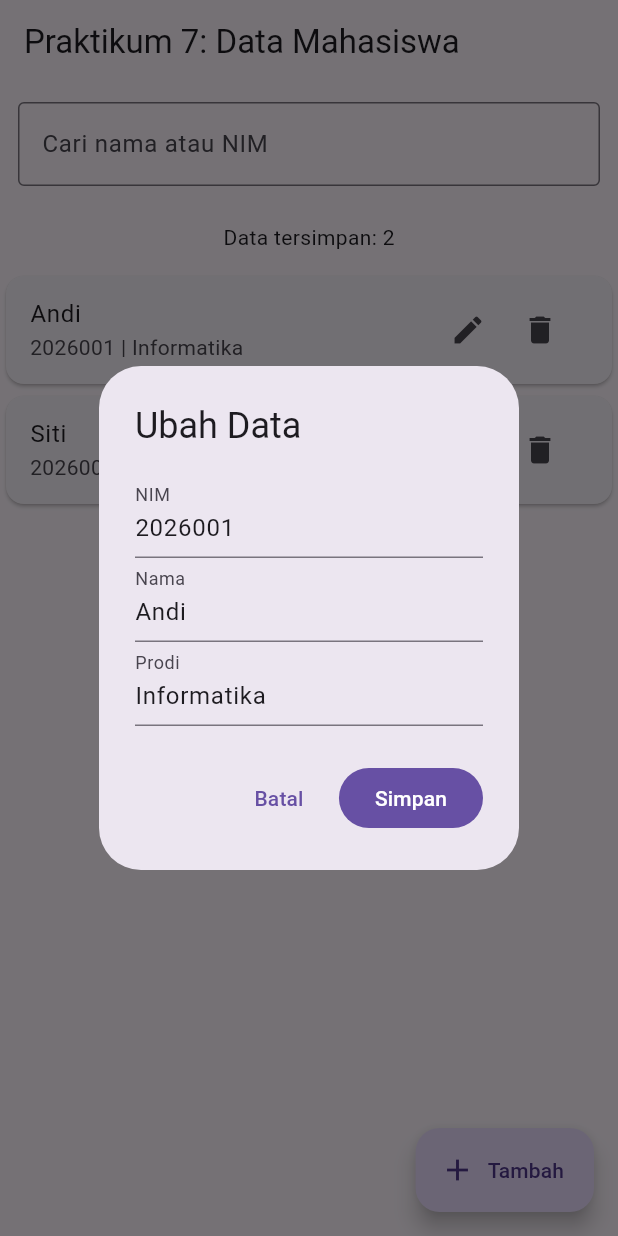
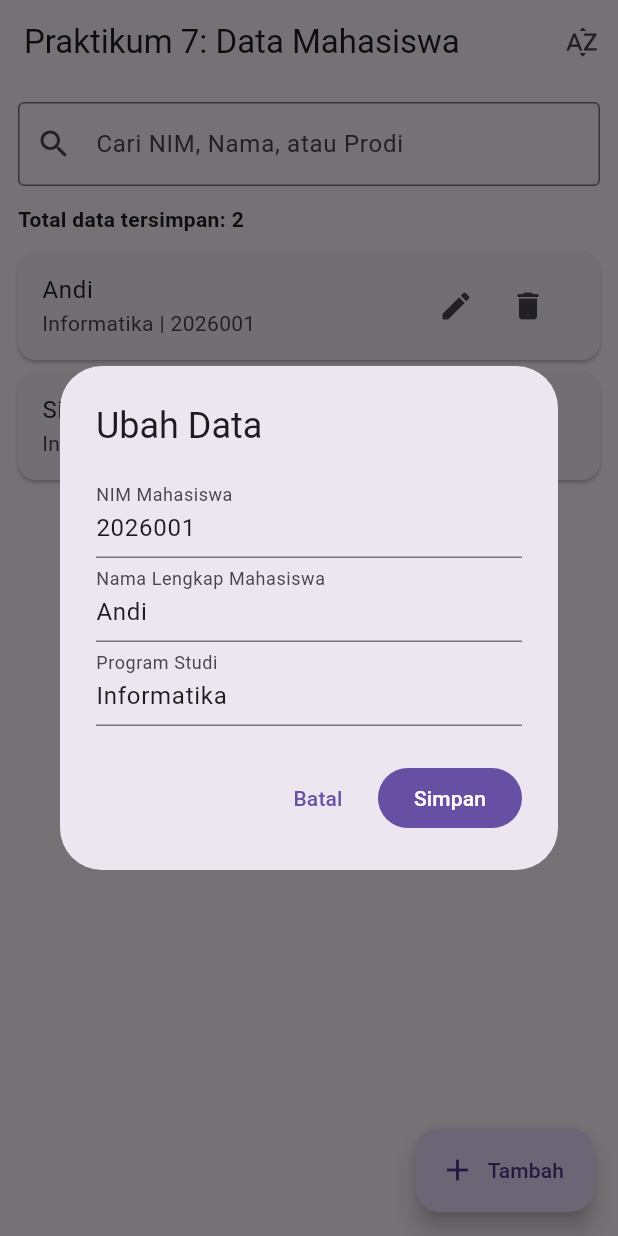
Before and after one commit to papoyy88/praktikum_flutter, a Flutter app: the screen it shows after launch, after a tap on the "edit" icon, on a phone screen of 412 x 824 dp. Run offline on Flutter 3.47's test engine with Material 3 defaults, Android fonts, the phone set to English and light mode, and no system bars.

Commit message:
Tantangan Individual A-D: Validasi NIM, counter filter, sort A-Z, dan undo delete

```diff
--- a/lib/main.dart
+++ b/lib/main.dart
@@ -1,4 +1,7 @@
 import 'package:flutter/material.dart';
+import 'package:flutter/services.dart';
+
+typedef DataMhs = Map<String, String>;
 
 void main() => runApp(const MaterialApp(
   debugShowCheckedModeBanner: false,
@@ -13,27 +16,20 @@ class MahasiswaPage extends StatefulWidget {
 }
 
 class _MahasiswaPageState extends State<MahasiswaPage> {
-
   // TAHAP 1: Inisialisasi data sementara di RAM.
-final List<Map<String, String>> mahasiswa = [
+  final List<DataMhs> mahasiswa = [
     {'id': '1', 'nim': '2026001', 'nama': 'Andi', 'prodi': 'Informatika'},
     {'id': '2', 'nim': '2026002', 'nama': 'Siti', 'prodi': 'Informatika'},
   ];
   int nextId = 3;
 
-// TAHAP 6: Filter hanya memengaruhi tampilan, bukan List asli.
-String keyword = '';
-List<Map<String, String>> get dataTampil {
-  final q = keyword.trim().toLowerCase();
-  return mahasiswa.where((m) =>
-    m['nama']!.toLowerCase().contains(q) ||
-    m['nim']!.toLowerCase().contains(q)
-  ).toList();
-}
+  // State Pencarian & Pengurutan (Tantangan B & C)
+  String kataKunci = '';
+  bool urutkanAZ = false;
 
-// TAHAP 3: CREATE. Form mengembalikan data baru.
+  // CREATE
   Future<void> tambahData() async {
-  final hasil = await showDialog<Map<String, String>>(
+    final hasil = await showDialog<DataMhs>(
       context: context,
       builder: (_) => MahasiswaForm(dataSudahAda: mahasiswa),
     );
@@ -43,125 +39,203 @@ Future<void> tambahData() async {
     });
   }
 
-// TAHAP 4: UPDATE berdasarkan id, BUKAN indeks ListView.
-Future<void> ubahData(Map<String, String> dipilih) async {
-  final hasil = await showDialog<Map<String, String>>(
+  // UPDATE (Mencari berdasarkan ID unik sehingga aman walau terfilter / terurut A-Z)
+  Future<void> ubahData(DataMhs target) async {
+    final hasil = await showDialog<DataMhs>(
       context: context,
       builder: (_) => MahasiswaForm(
-      dataAwal: dipilih,
+        dataAwal: target,
         dataSudahAda: mahasiswa,
       ),
     );
     if (!mounted || hasil == null) return;
-  final index = mahasiswa.indexWhere((m) => m['id'] == dipilih['id']);
-  if (index < 0) return;
+    final indeksAsli = mahasiswa.indexWhere((m) => m['id'] == target['id']);
+    if (indeksAsli == -1) return;
     setState(() {
-    mahasiswa[index] = {'id': dipilih['id']!, ...hasil};
+      mahasiswa[indeksAsli] = {'id': target['id']!, ...hasil};
     });
   }
 
-// TAHAP 5: DELETE dengan dialog konfirmasi.
-Future<void> hapusData(Map<String, String> dipilih) async {
-  final setuju = await showDialog<bool>(
+  // DELETE + TANTANGAN D: Fitur Undo dengan SnackBarAction
+  Future<void> hapusData(DataMhs target) async {
+    final konfirmasi = await showDialog<bool>(
       context: context,
-    builder: (dialogContext) => AlertDialog(
-      title: const Text('Hapus data?'),
-      content: Text('Hapus ${dipilih['nama']}?'),
+      builder: (ctx) => AlertDialog(
+        title: const Text('Hapus Data'),
+        content: Text('Yakin ingin menghapus data ${target['nama']} (${target['nim']})?'),
         actions: [
           TextButton(
-          onPressed: () => Navigator.pop(dialogContext, false),
+            onPressed: () => Navigator.pop(ctx, false),
             child: const Text('Batal'),
           ),
           FilledButton(
-          onPressed: () => Navigator.pop(dialogContext, true),
+            onPressed: () => Navigator.pop(ctx, true),
             child: const Text('Hapus'),
           ),
         ],
       ),
     );
-  if (!mounted || setuju != true) return;
-  setState(() => mahasiswa.removeWhere((m) => m['id'] == dipilih['id']));
+
+    if (!mounted || konfirmasi != true) return;
+
+    // Simpan posisi indeks asli & salinan data sebelum dihapus untuk keperluan Undo
+    final indeksAsli = mahasiswa.indexWhere((m) => m['id'] == target['id']);
+    if (indeksAsli == -1) return;
+    final dataTerhapus = DataMhs.from(mahasiswa[indeksAsli]);
+
+    setState(() {
+      mahasiswa.removeAt(indeksAsli);
+    });
+
+    // Tampilkan SnackBar dengan tombol Batalkan (Undo)
+    ScaffoldMessenger.of(context).clearSnackBars();
+    ScaffoldMessenger.of(context).showSnackBar(
+      SnackBar(
+        content: Text('Data "${dataTerhapus['nama']}" dihapus'),
+        duration: const Duration(seconds: 4),
+        action: SnackBarAction(
+          label: 'BATALKAN',
+          onPressed: () {
+            if (!mounted) return;
+            setState(() {
+              final posisiKembalikan = indeksAsli <= mahasiswa.length
+                  ? indeksAsli
+                  : mahasiswa.length;
+              mahasiswa.insert(posisiKembalikan, dataTerhapus);
+            });
+          },
+        ),
+      ),
+    );
+  }
+
+  // Getter daftar tampilan: Filter Pencarian + Pengurutan A-Z tanpa merusak List asli
+  List<DataMhs> get dataTampil {
+    final q = kataKunci.trim().toLowerCase();
+    final hasilFilter = q.isEmpty
+        ? List<DataMhs>.from(mahasiswa)
+        : mahasiswa.where((m) {
+            return m['nim']!.toLowerCase().contains(q) ||
+                m['nama']!.toLowerCase().contains(q) ||
+                m['prodi']!.toLowerCase().contains(q);
+          }).toList();
+
+    // TANTANGAN C: Pengurutan nama A-Z pada salinan list tampilan
+    if (urutkanAZ) {
+      hasilFilter.sort(
+        (a, b) => a['nama']!.toLowerCase().compareTo(b['nama']!.toLowerCase()),
+      );
+    }
+    return hasilFilter;
   }
 
   @override
   Widget build(BuildContext context) {
+    final daftar = dataTampil;
+
     return Scaffold(
-    appBar: AppBar(title: const Text('Praktikum 7: Data Mahasiswa')),
-    body:
-
-Column(children: [
-
+      appBar: AppBar(
+        title: const Text('Praktikum 7: Data Mahasiswa'),
+        actions: [
+          // Tombol Toggle Pengurutan A-Z (Tantangan C)
+          IconButton(
+            tooltip: urutkanAZ ? 'Matikan Urutan A-Z' : 'Urutkan Nama A-Z',
+            icon: Icon(
+              Icons.sort_by_alpha,
+              color: urutkanAZ ? Theme.of(context).colorScheme.primary : null,
+            ),
+            onPressed: () {
+              setState(() {
+                urutkanAZ = !urutkanAZ;
+              });
+            },
+          ),
+        ],
+      ),
+      body: Column(
+        children: [
+          // Kolom Pencarian
           Padding(
-  padding: const EdgeInsets.all(12),
+            padding: const EdgeInsets.fromLTRB(12, 12, 12, 4),
             child: TextField(
               decoration: const InputDecoration(
-      labelText: 'Cari nama atau NIM',
+                labelText: 'Cari NIM, Nama, atau Prodi',
+                prefixIcon: Icon(Icons.search),
                 border: OutlineInputBorder(),
               ),
-    onChanged: (v) => setState(() => keyword = v),
+              onChanged: (value) => setState(() => kataKunci = value),
             ),
           ),
 
+          // TANTANGAN B: Menampilkan jumlah hasil pencarian terfilter & total data
           Padding(
-  padding: const EdgeInsets.all(12),
-  child: Text('Data tersimpan: ${mahasiswa.length}'),
+            padding: const EdgeInsets.symmetric(horizontal: 12, vertical: 8),
+            child: Row(
+              mainAxisAlignment: MainAxisAlignment.spaceBetween,
+              children: [
+                Text(
+                  kataKunci.trim().isEmpty
+                      ? 'Total data tersimpan: ${mahasiswa.length}'
+                      : 'Hasil pencarian: ${daftar.length} dari ${mahasiswa.length} data',
+                  style: const TextStyle(fontWeight: FontWeight.w600),
                 ),
+                if (urutkanAZ)
+                  const Text(
+                    'Urutan: A–Z',
+                    style: TextStyle(fontSize: 12, color: Colors.blueGrey),
+                  ),
+              ],
+            ),
+          ),
+
+          // Daftar Kartu Mahasiswa
           Expanded(
-  child: ListView.builder(
-    itemCount:
-
-dataTampil.length,
-
+            child: daftar.isEmpty
+                ? const Center(child: Text('Data tidak ditemukan'))
+                : ListView.builder(
+                    itemCount: daftar.length,
                     itemBuilder: (context, index) {
-  final item =
-
-dataTampil[index];
-
+                      final item = daftar[index];
                       return Card(
+                        margin: const EdgeInsets.symmetric(horizontal: 12, vertical: 4),
                         child: ListTile(
                           title: Text(item['nama']!),
-    subtitle: Text('${item['nim']} | ${item['prodi']}'),
-
+                          subtitle: Text('${item['prodi']} | ${item['nim']}'),
                           trailing: Row(
                             mainAxisSize: MainAxisSize.min,
                             children: [
-
                               IconButton(
+                                icon: const Icon(Icons.edit),
                                 tooltip: 'Ubah',
-  icon: const Icon(Icons.edit),
                                 onPressed: () => ubahData(item),
                               ),
-
                               IconButton(
+                                icon: const Icon(Icons.delete),
                                 tooltip: 'Hapus',
-  icon: const Icon(Icons.delete),
                                 onPressed: () => hapusData(item),
                               ),
-
                             ],
                           ),
-
                         ),
                       );
                     },
                   ),
           ),
-]),
-
+        ],
+      ),
       floatingActionButton: FloatingActionButton.extended(
         onPressed: tambahData,
         icon: const Icon(Icons.add),
         label: const Text('Tambah'),
       ),
-
     );
   }
 }
 
-// Form dipisahkan menjadi widget agar controller memiliki lifecycle yang benar.
+// Form Input Mahasiswa
 class MahasiswaForm extends StatefulWidget {
-  final Map<String, String>? dataAwal;
-  final List<Map<String, String>> dataSudahAda;
+  final DataMhs? dataAwal;
+  final List<DataMhs> dataSudahAda;
 
   const MahasiswaForm({super.key, this.dataAwal, required this.dataSudahAda});
 
@@ -201,29 +275,48 @@ class _MahasiswaFormState extends State<MahasiswaForm> {
           child: Column(
             mainAxisSize: MainAxisSize.min,
             children: [
+              // TANTANGAN A: Validasi NIM hanya angka & minimal 6 digit
               TextFormField(
                 controller: nim,
-                decoration: const InputDecoration(labelText: 'NIM'),
+                keyboardType: TextInputType.number,
+                inputFormatters: [FilteringTextInputFormatter.digitsOnly],
+                decoration: const InputDecoration(
+                  labelText: 'NIM Mahasiswa',
+                  hintText: 'Minimal 6 digit angka (cth: 240111006)',
+                ),
                 validator: (value) {
                   final v = value?.trim() ?? '';
                   if (v.isEmpty) return 'NIM wajib diisi';
-                  final sudahAda = widget.dataSudahAda.any((m) =>
-                    m['nim'] == v && m['id'] != widget.dataAwal?['id']);
+                  if (!RegExp(r'^\d+$').hasMatch(v)) {
+                    return 'NIM hanya boleh berisi angka';
+                  }
+                  if (v.length < 6) {
+                    return 'NIM minimal terdiri dari 6 digit';
+                  }
+                  final sudahAda = widget.dataSudahAda.any(
+                    (m) => m['nim'] == v && m['id'] != widget.dataAwal?['id'],
+                  );
                   if (sudahAda) return 'NIM sudah digunakan';
                   return null;
                 },
               ),
               TextFormField(
                 controller: nama,
-                decoration: const InputDecoration(labelText: 'Nama'),
-                validator: (v) => (v == null || v.trim().isEmpty)
-                    ? 'Nama wajib diisi' : null,
+                decoration: const InputDecoration(
+                  labelText: 'Nama Lengkap Mahasiswa',
+                  hintText: 'Masukkan nama lengkap',
+                ),
+                validator: (v) =>
+                    (v == null || v.trim().isEmpty) ? 'Nama wajib diisi' : null,
               ),
               TextFormField(
                 controller: prodi,
-                decoration: const InputDecoration(labelText: 'Prodi'),
-                validator: (v) => (v == null || v.trim().isEmpty)
-                    ? 'Prodi wajib diisi' : null,
+                decoration: const InputDecoration(
+                  labelText: 'Program Studi',
+                  hintText: 'Contoh: Informatika',
+                ),
+                validator: (v) =>
+                    (v == null || v.trim().isEmpty) ? 'Prodi wajib diisi' : null,
               ),
             ],
           ),
```
Lines whose indentation alone changed are shown as unchanged.
